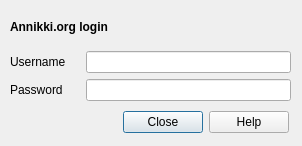
Above: plugin/designer/config.ui from plexus/annikki before the change. Below: the same form after it.
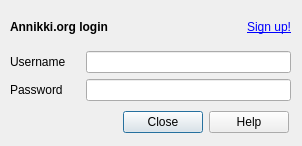
That is the form after the change.

Commit message: create sign up screen

Patch:
```diff
--- a/plugin/designer/config.ui
+++ b/plugin/designer/config.ui
@@ -27,6 +27,8 @@
      <enum>QLayout::SetMaximumSize</enum>
     </property>
     <item>
+     <layout class="QHBoxLayout" name="horizontalLayout_2">
+      <item>
      <widget class="QLabel" name="label_5">
       <property name="sizePolicy">
        <sizepolicy hsizetype="Minimum" vsizetype="Minimum">
@@ -38,6 +40,27 @@
        <string>&lt;b&gt;Annikki.org login&lt;/b&gt;</string>
       </property>
      </widget>
+      </item>
+      <item>
+       <widget class="QLabel" name="label_2">
+        <property name="text">
+         <string>&lt;a href=&quot;http://www.annikki.org/signup&quot;&gt;Sign up!&lt;/a&gt;</string>
+        </property>
+        <property name="textFormat">
+         <enum>Qt::RichText</enum>
+        </property>
+        <property name="alignment">
+         <set>Qt::AlignRight|Qt::AlignTrailing|Qt::AlignVCenter</set>
+        </property>
+        <property name="openExternalLinks">
+         <bool>true</bool>
+        </property>
+        <property name="textInteractionFlags">
+         <set>Qt::LinksAccessibleByKeyboard|Qt::LinksAccessibleByMouse</set>
+        </property>
+       </widget>
+      </item>
+     </layout>
     </item>
     <item>
      <layout class="QHBoxLayout" name="horizontalLayout">
```
Lines whose indentation alone changed are shown as unchanged. The commit also changes 17 other files.
